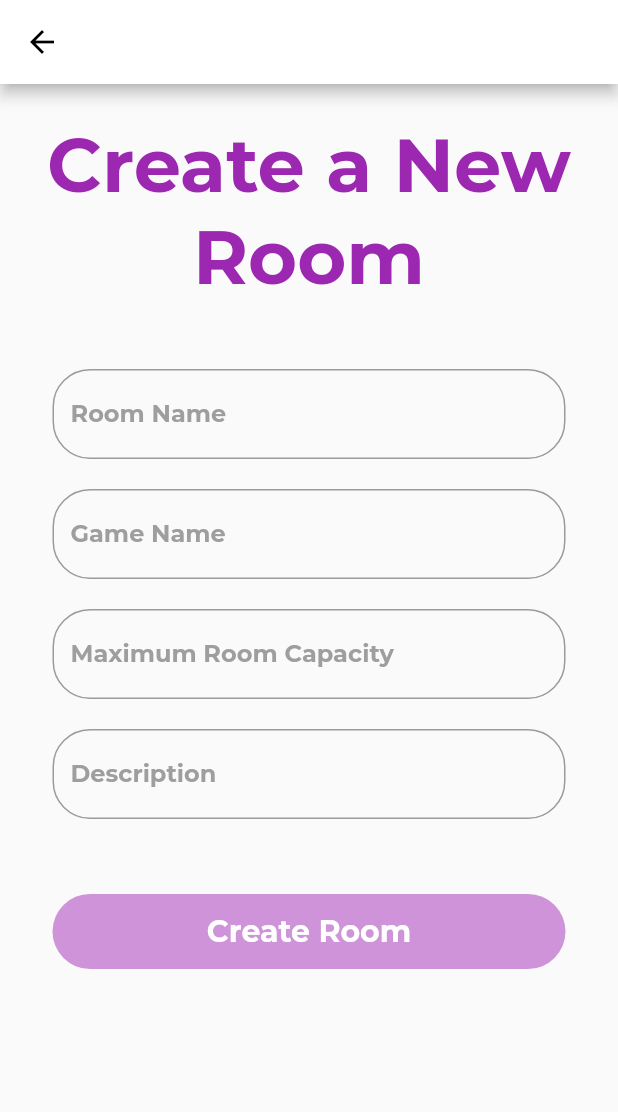
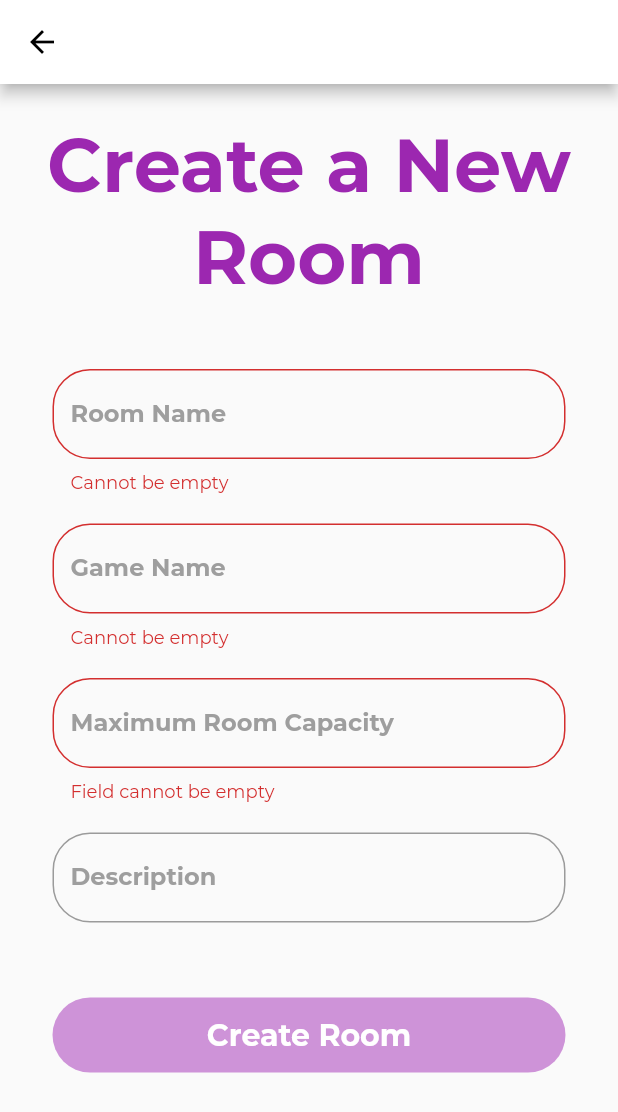
Before and after one commit to zunedz/TeamUp, a Flutter app: the CreateNewRoom screen opened by its route, after a tap on "Create Room", on a phone screen of 412 x 824 dp. Shown: the top 1112 px of the screen. Run offline on Flutter 3.47's test engine with Material 2 defaults, Android fonts, the light colour scheme and no system bars; our stand-ins replace bloc, cloud_firestore, cool_alert, equatable, firebase_auth, firebase_core and 11 more; missing offline and left inert: evil_icons_flutter; accounts and stored records are empty; project files that could hold a hidden picture were left out.

Commit message:
update UI and fixed bugs

```diff
--- a/lib/screens/auth/reset_password.dart
+++ b/lib/screens/auth/reset_password.dart
@@ -70,7 +70,9 @@ class _ResetPasswordState extends State<ResetPassword> {
                       margin: EdgeInsets.fromLTRB(20, 0, 20, 20),
                       child: MaterialButton(
                         onPressed: () async {
-                          if (!checkFields(formKey)) {
+                          print("clicked");
+                          if (checkFields(formKey)) {
+                            print("inside if");
                             try {
                               setState(() {
                                 isLoading = true;
@@ -83,13 +85,13 @@ class _ResetPasswordState extends State<ResetPassword> {
                                 context: context,
                                 type: CoolAlertType.success,
                                 text: "An email has been sent",
-                                title: "Failed to LogIn",
                               );
                               return;
                             } catch (e) {
                               print(e);
                             }
                           }
+                          print("else if");
                         },
                         elevation: 0,
                         height: 50,
--- a/lib/screens/home/create_new_room.dart
+++ b/lib/screens/home/create_new_room.dart
@@ -59,7 +59,7 @@ class _CreateNewRoomState extends State<CreateNewRoom> {
               child: Column(
                 children: [
                   TextFormField(
-                    validator: (val) => val == null ? "Cannot be empty" : null,
+                    validator: (val) => val == "" ? "Cannot be empty" : null,
                     onChanged: (value) {
                       roomName = value.trim();
                     },
@@ -69,7 +69,7 @@ class _CreateNewRoomState extends State<CreateNewRoom> {
                     height: 20.0,
                   ),
                   TextFormField(
-                    validator: (val) => val == null ? "Cannot be empty" : null,
+                    validator: (val) => val == "" ? "Cannot be empty" : null,
                     onChanged: (value) {
                       gameName = value.trim().toUpperCase();
                     },
@@ -80,7 +80,7 @@ class _CreateNewRoomState extends State<CreateNewRoom> {
                   ),
                   TextFormField(
                     validator: (val) {
-                      if (val == null) {
+                      if (val == null || val == "") {
                         return "Field cannot be empty";
                       } else if (int.parse(val) < 0) {
                         return "Maximum capacity cannot be less than 0";
--- a/lib/services/firebaseAuth.dart
+++ b/lib/services/firebaseAuth.dart
@@ -79,7 +79,9 @@ class AuthMethods {
   Future<void> signOut(BuildContext context) async {
     try {
       await _auth.signOut();
+      // await GoogleSignIn().disconnect();
       await GoogleSignIn().signOut();
+
       Navigator.of(context).pushNamedAndRemoveUntil(
         '/',
         (route) => false,
--- a/lib/widgets/find_room/room_item.dart
+++ b/lib/widgets/find_room/room_item.dart
@@ -96,7 +96,7 @@ class RoomItem extends StatelessWidget {
                 style: TextStyle(fontWeight: FontWeight.bold, fontSize: 20),
               ),
               subtitle: Text(
-                roomData.description!,
+                roomData.description == null ? "" : roomData.description!,
                 style: TextStyle(
                   color: Colors.grey,
                 ),
--- a/lib/widgets/share_room/share_room_item.dart
+++ b/lib/widgets/share_room/share_room_item.dart
@@ -60,7 +60,7 @@ class RoomItem extends StatelessWidget {
                 style: TextStyle(fontWeight: FontWeight.bold, fontSize: 20),
               ),
               subtitle: Text(
-                roomData.description!,
+                roomData.description == null ? "" : roomData.description!,
                 style: TextStyle(
                   color: Colors.grey,
                 ),
```
Also changed, not shown: lib/screens/auth/login.dart (+20 -0 lines), lib/services/googleAuth.dart (+4 -3 lines).
